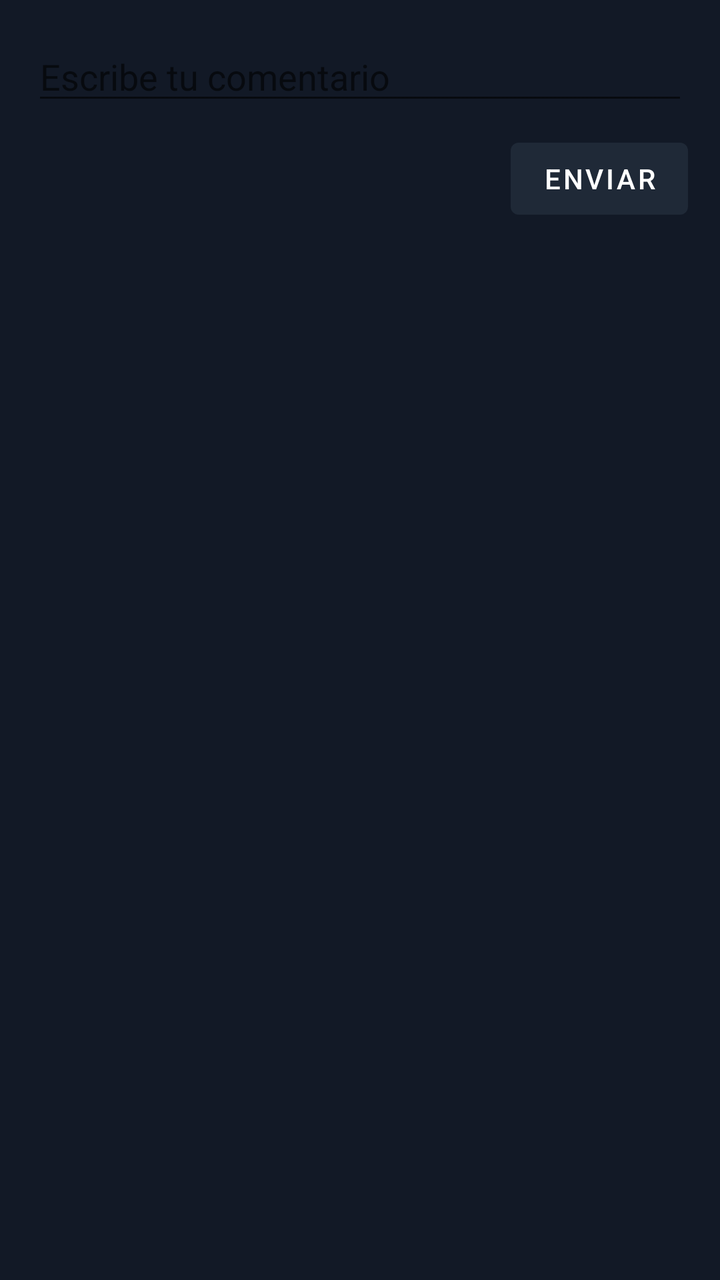
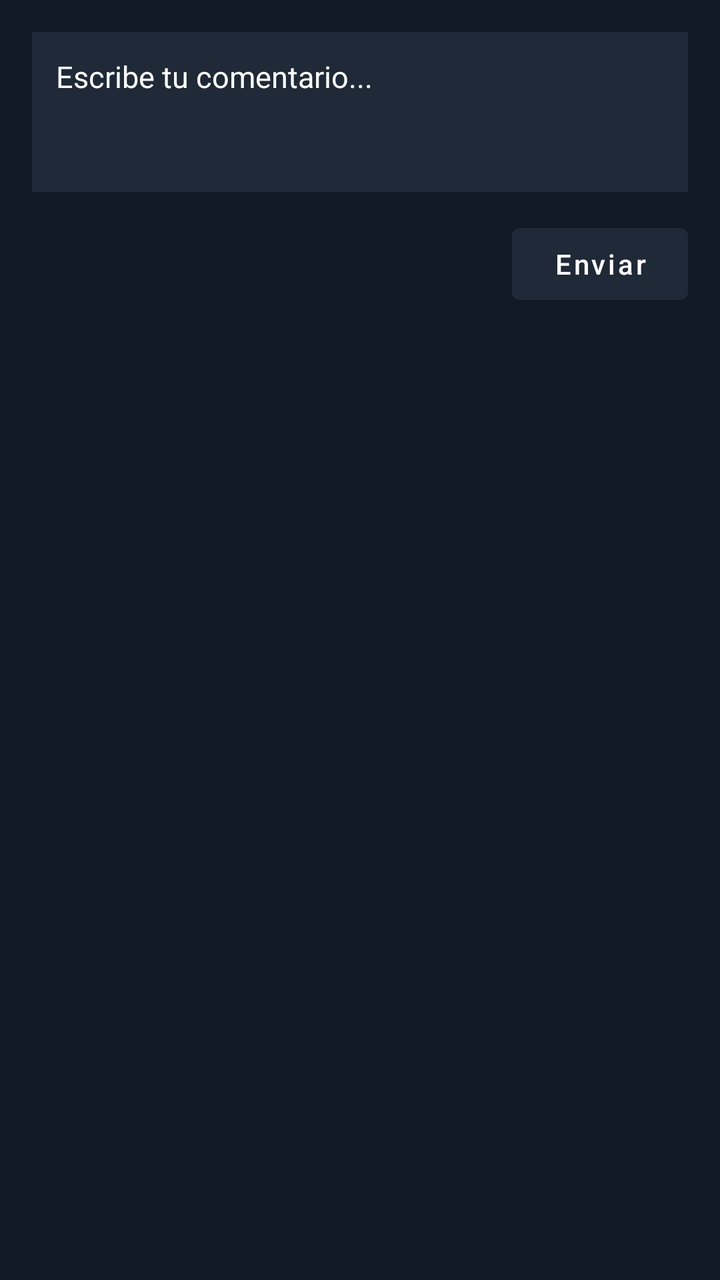

Screens rendered from an Android XML layout before and after an edit, with the pre-edit source and the edit as a unified diff.
<!-- AndroidManifest.xml: application theme Theme.YomiTrack -->
<!-- res/layout/dialog_comment.xml -->
<LinearLayout xmlns:android="http://schemas.android.com/apk/res/android"
    android:padding="16dp"
    android:layout_width="match_parent"
    android:layout_height="wrap_content"
    android:orientation="vertical">

    <EditText
        android:id="@+id/commentInput"
        android:layout_width="match_parent"
        android:layout_height="wrap_content"
        android:hint="Escribe tu comentario" />

    <Button
        android:id="@+id/sendComment"
        android:layout_width="wrap_content"
        android:layout_height="wrap_content"
        android:text="Enviar"
        android:layout_gravity="end"
        android:layout_marginTop="8dp"/>
</LinearLayout>
<!-- resources referenced by this layout -->
<resources>
  <style name="Theme.YomiTrack" parent="Base.Theme.YomiTrack" />
  <style name="Base.Theme.YomiTrack" parent="Theme.MaterialComponents.DayNight.NoActionBar">
          
          <item name="colorPrimary">@color/primary</item>
          <item name="colorPrimaryVariant">@color/primary</item>
          <item name="colorOnPrimary">@color/textPrimary</item>
          <item name="android:colorBackground">@color/background</item>
          <item name="colorOnBackground">@color/textPrimary</item>
  
          
          <item name="bottomNavigationStyle">@style/CustomBottomNav</item>
      </style>
  <color name="primary">#1F2937</color>
  <color name="textPrimary">#FFFFFF</color>
  <color name="background">#121926</color>
  <style name="CustomBottomNav" parent="Widget.MaterialComponents.BottomNavigationView">
          <item name="android:background">@color/primary</item>
          <item name="itemIconTint">@color/textPrimary</item>
          <item name="itemTextColor">@color/textPrimary</item>
      </style>
</resources>

<!-- the commit's change to res/layout/dialog_comment.xml (unified diff, before → after) -->
@@ -1,20 +1,36 @@
+<?xml version="1.0" encoding="utf-8"?>
 <LinearLayout xmlns:android="http://schemas.android.com/apk/res/android"
-    android:padding="16dp"
+    android:id="@+id/commentDialogLayout"
     android:layout_width="match_parent"
     android:layout_height="wrap_content"
-    android:orientation="vertical">
+    android:orientation="vertical"
+    android:padding="16dp"
+    android:background="?android:attr/windowBackground">
 
     <EditText
         android:id="@+id/commentInput"
         android:layout_width="match_parent"
         android:layout_height="wrap_content"
-        android:hint="Escribe tu comentario" />
+        android:hint="Escribe tu comentario..."
+        android:minHeight="80dp"
+        android:gravity="top|start"
+        android:inputType="textMultiLine"
+        android:maxLines="5"
+        android:background="@color/primary"
+        android:padding="12dp"
+        android:textColor="@color/textPrimary"
+        android:textColorHint="@color/textPrimary"
+        android:textSize="15sp" />
 
     <Button
         android:id="@+id/sendComment"
         android:layout_width="wrap_content"
         android:layout_height="wrap_content"
         android:text="Enviar"
+        android:textAllCaps="false"
         android:layout_gravity="end"
-        android:layout_marginTop="8dp"/>
+        android:layout_marginTop="12dp"
+        android:backgroundTint="@color/primary"
+        android:textColor="@android:color/white" />
+
 </LinearLayout>
